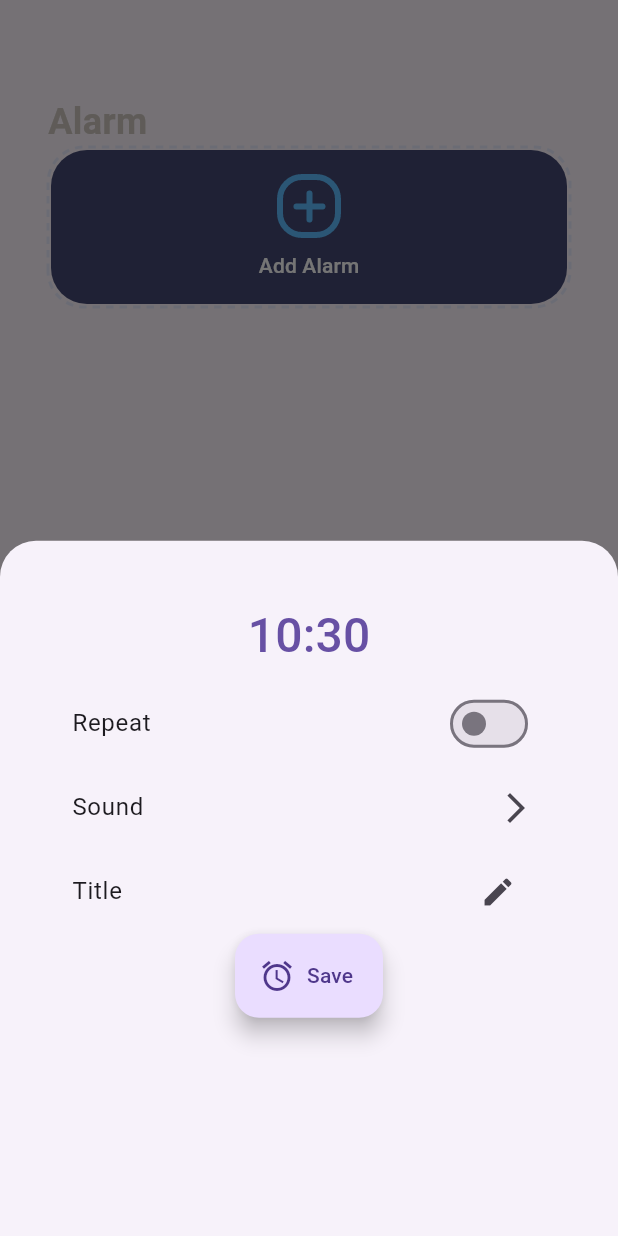
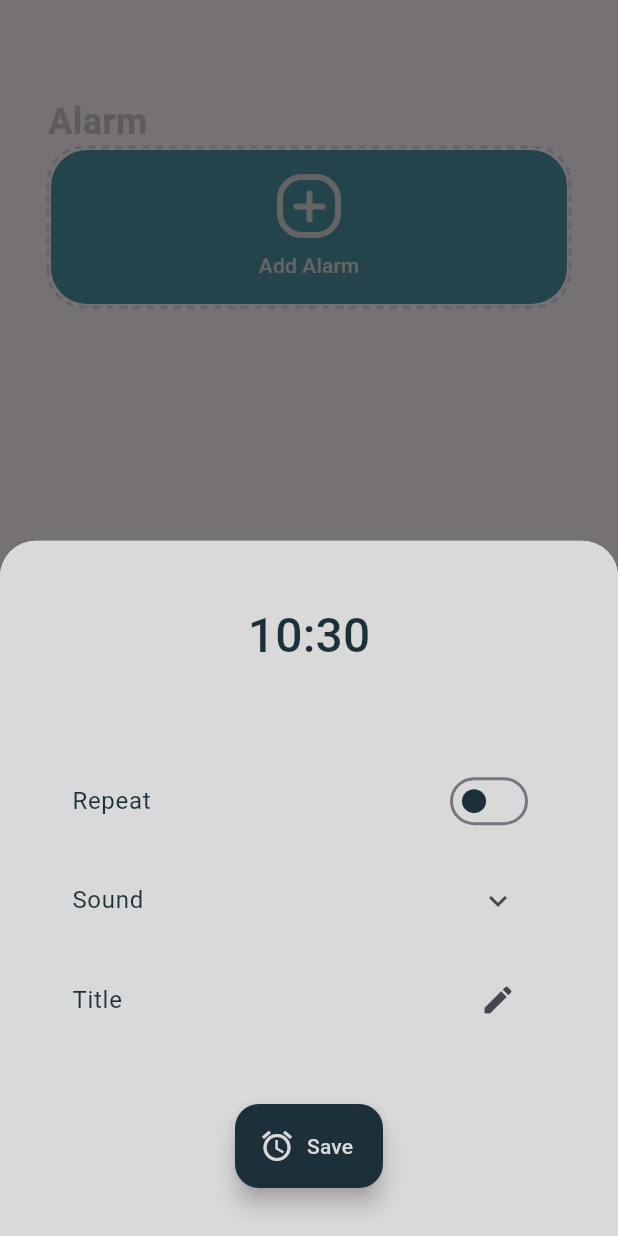
Before and after one commit to rasitesdmr/pokeme, a Flutter app: the AlarmScreen widget shown alone on an empty page, opened directly, after a tap on "Add Alarm", on a phone screen of 412 x 824 dp. Run offline on Flutter 3.47's test engine with Material 3 defaults, Android fonts, the phone set to English and light mode, and no system bars; drawn by our look-alikes of dotted_border; our stand-ins replace flutter_local_notifications, flutter_slidable, rxdart, sensors, sqflite; missing offline and left inert: android_alarm_manager_plus, android_intent, flutter_analog_clock; accounts and stored records are empty; Roboto replaces fonts that are missing (avenir).

Commit message:
Color palette updated, Screen designs and colors uptated

```diff
--- a/lib/screens/alarm_screens.dart
+++ b/lib/screens/alarm_screens.dart
@@ -69,6 +69,7 @@ class _AlarmScreenState extends State<AlarmScreen> {
         return StatefulBuilder(
           builder: (context, setModalState) {
             return Container(
+              color: AppColorPalette.alarmAddScreenBackgroundColor,
               padding: const EdgeInsets.all(32),
               child: Column(
                 children: [
@@ -106,12 +107,28 @@ class _AlarmScreenState extends State<AlarmScreen> {
                     },
                     child: Text(
                       _alarmTimeString,
-                      style: TextStyle(fontSize: 32),
+                      style: TextStyle(
+                        fontSize: 32,
+                        color: AppColorPalette.alaramAddScreenTextColor,
+                      ),
                     ),
                   ),
+                  Spacer(flex: 5),
                   ListTile(
-                    title: Text('Repeat'),
+                    title: Text(
+                      'Repeat',
+                      style: TextStyle(
+                          color: AppColorPalette.alaramAddScreenTextColor),
+                    ),
                     trailing: Switch(
+                      activeColor:
+                      AppColorPalette.alarmItemTextColor[0],
+                      activeTrackColor:
+                      AppColorPalette.alarmItemTextColor[1],
+                      inactiveThumbColor:
+                      AppColorPalette.alarmItemTextColor[1],
+                      inactiveTrackColor:
+                      AppColorPalette.alarmItemTextColor[0],
                       onChanged: (value) {
                         setModalState(() {
                           _alarmStatus = value == true ? 1 : 0;
@@ -120,13 +137,29 @@ class _AlarmScreenState extends State<AlarmScreen> {
                       value: _alarmStatus == 1 ? true : false,
                     ),
                   ),
+                  Spacer(),
                   ListTile(
-                    title: Text('Sound'),
-                    trailing: Icon(Icons.arrow_forward_ios),
+                    title: Text(
+                      'Sound',
+                      style: TextStyle(
+                        color: AppColorPalette.alaramAddScreenTextColor,
+                      ),
+                    ),
+                    trailing: IconButton(
+                      icon: Icon(Icons.keyboard_arrow_down),
+                      onPressed: () {
+                      },
+                    ),
                     onTap: () async {},
                   ),
+                  Spacer(),
                   ListTile(
-                    title: Text('Title'),
+                    title: Text(
+                      'Title',
+                      style: TextStyle(
+                        color: AppColorPalette.alaramAddScreenTextColor,
+                      ),
+                    ),
                     trailing: IconButton(
                       icon: Icon(Icons.edit),
                       onPressed: () {
@@ -135,7 +168,17 @@ class _AlarmScreenState extends State<AlarmScreen> {
                           context: context,
                           builder: (context) {
                             return AlertDialog(
-                              title: Text('Edit Title'),
+                              backgroundColor: AppColorPalette.alarmAddScreenBackgroundColor,
+                              title: Align(
+                                alignment: Alignment.center,
+                                child: Text(
+                                  'Edit Title',
+                                  style: TextStyle(
+                                    color: AppColorPalette
+                                        .alaramAddScreenTextColor,
+                                  ),
+                                ),
+                              ),
                               content: TextField(
                                 onChanged: (value) {
                                   _selectedTitle = value;
@@ -144,13 +187,22 @@ class _AlarmScreenState extends State<AlarmScreen> {
                                     TextEditingController(text: _selectedTitle),
                               ),
                               actions: <Widget>[
-                                TextButton(
-                                  child: Text('OK'),
-                                  onPressed: () {
-                                    Navigator.of(context).pop();
-                                    setModalState(() {});
-                                  },
-                                ),
+                                SizedBox(height: 10),
+                                Center(
+                                  child: TextButton(
+                                    child: Text(
+                                      'OK',
+                                      style: TextStyle(
+                                        color: AppColorPalette
+                                            .alaramAddScreenTextColor,
+                                      ),
+                                    ),
+                                    onPressed: () {
+                                      Navigator.of(context).pop();
+                                      setModalState(() {});
+                                    },
+                                  ),
+                                )
                               ],
                             );
                           },
@@ -158,12 +210,15 @@ class _AlarmScreenState extends State<AlarmScreen> {
                       },
                     ),
                   ),
+                  Spacer(flex: 4),
                   FloatingActionButton.extended(
                     onPressed: () {
                       onSaveAlarm(selectedAlarm);
                     },
                     icon: Icon(Icons.alarm),
                     label: Text(selectedAlarm == null ? 'Save' : 'Update'),
+                    backgroundColor: AppColorPalette.alaramAddScreenButtonColor,
+                    foregroundColor: AppColorPalette.alaramAddScreenButtonTextColor,
                   ),
                 ],
               ),
@@ -269,7 +324,8 @@ class _AlarmScreenState extends State<AlarmScreen> {
                               onPressed: (BuildContext context) =>
                                   deleteAlarm(alarm.id),
                               backgroundColor: Colors.transparent,
-                              foregroundColor: Colors.white,
+                              foregroundColor:
+                                  AppColorPalette.alarmDeleteButton,
                               icon: Icons.delete,
                               label: 'Delete',
                               flex: 2,
@@ -283,7 +339,7 @@ class _AlarmScreenState extends State<AlarmScreen> {
                           onTap: () =>
                               openAlarmBottomSheet(selectedAlarm: alarm),
                           child: Container(
-                            margin: const EdgeInsets.only(bottom: 16),
+                            margin: const EdgeInsets.only(bottom: 24),
                             padding: const EdgeInsets.symmetric(
                                 horizontal: 16, vertical: 8),
                             decoration: BoxDecoration(
@@ -313,7 +369,8 @@ class _AlarmScreenState extends State<AlarmScreen> {
                                     Text(
                                       alarmTime,
                                       style: TextStyle(
-                                          color: Colors.white,
+                                          color: AppColorPalette
+                                              .alarmItemTextColor[0],
                                           fontFamily: 'avenir',
                                           fontSize: 24,
                                           fontWeight: FontWeight.w700),
@@ -321,7 +378,8 @@ class _AlarmScreenState extends State<AlarmScreen> {
                                     Text(
                                       '${alarm.alarmDateTime?.day}',
                                       style: TextStyle(
-                                          color: Colors.white,
+                                          color: AppColorPalette
+                                              .alarmItemTextColor[0],
                                           fontFamily: 'avenir',
                                           fontSize: 24,
                                           fontWeight: FontWeight.w700),
@@ -336,14 +394,16 @@ class _AlarmScreenState extends State<AlarmScreen> {
                                       children: <Widget>[
                                         Icon(
                                           Icons.label,
-                                          color: Colors.white,
+                                          color: AppColorPalette
+                                              .alarmItemTextColor[0],
                                           size: 24,
                                         ),
                                         SizedBox(width: 8),
                                         Text(
                                           alarm.title!,
                                           style: TextStyle(
-                                              color: Colors.white,
+                                              color: AppColorPalette
+                                                  .alarmItemTextColor[0],
                                               fontFamily: 'avenir'),
                                         ),
                                       ],
@@ -351,7 +411,14 @@ class _AlarmScreenState extends State<AlarmScreen> {
                                     Switch(
                                       onChanged: (bool value) {},
                                       value: alarm.status == 1 ? true : false,
-                                      activeColor: Colors.white,
+                                      activeColor:
+                                          AppColorPalette.alarmItemTextColor[0],
+                                      activeTrackColor:
+                                          AppColorPalette.alarmItemTextColor[1],
+                                      inactiveThumbColor:
+                                          AppColorPalette.alarmItemTextColor[1],
+                                      inactiveTrackColor:
+                                          AppColorPalette.alarmItemTextColor[0],
                                     ),
                                   ],
                                 ),
@@ -363,14 +430,14 @@ class _AlarmScreenState extends State<AlarmScreen> {
                     }).followedBy([
                       DottedBorder(
                         strokeWidth: 2,
-                        color: AppColorPalette.clockOutline,
+                        color: AppColorPalette.alarmItemTextColor[0],
                         borderType: BorderType.RRect,
                         radius: Radius.circular(24),
                         dashPattern: [5, 4],
                         child: Container(
                           width: double.infinity,
                           decoration: BoxDecoration(
-                            color: AppColorPalette.clockBG,
+                            color: AppColorPalette.alarmAddBackgroundColor,
                             borderRadius: BorderRadius.all(Radius.circular(24)),
                           ),
                           child: MaterialButton(
@@ -381,13 +448,15 @@ class _AlarmScreenState extends State<AlarmScreen> {
                               children: <Widget>[
                                 Image.asset(
                                   'assets/add_alarm.png',
+                                  color: AppColorPalette.alarmItemTextColor[0],
                                   scale: 1.5,
                                 ),
                                 SizedBox(height: 8),
                                 Text(
                                   'Add Alarm',
                                   style: TextStyle(
-                                      color: Colors.white,
+                                      color:
+                                          AppColorPalette.alarmItemTextColor[0],
                                       fontFamily: 'avenir'),
                                 ),
                               ],
@@ -401,7 +470,8 @@ class _AlarmScreenState extends State<AlarmScreen> {
                 return Center(
                   child: Text(
                     'Loading..',
-                    style: TextStyle(color: Colors.white),
+                    style:
+                        TextStyle(color: AppColorPalette.alarmItemTextColor[0]),
                   ),
                 );
               },
--- a/lib/screens/todo_screen.dart
+++ b/lib/screens/todo_screen.dart
@@ -6,6 +6,7 @@ import 'package:pokeme/models/todo.dart';
 import 'package:pokeme/notifications/alarm_notification_manager.dart';
 import 'package:pokeme/screens/todo_details_screen.dart';
 import 'package:sensors/sensors.dart';
+import 'package:pokeme/styles/app_color_palette.dart';
 
 class TodoScreen extends StatefulWidget {
   const TodoScreen({super.key});
--- a/lib/styles/app_color_palette.dart
+++ b/lib/styles/app_color_palette.dart
@@ -19,44 +19,55 @@ class AppColorPalette {
 
   static Color stopWatchTourScreenColor = Color(0xFF4F95A5);
 
+  static List<Color> alarmItemBackgraoundColor = [Color(0xFF2E505F), Color(0xFF538F99), Color(0xFFa5a5a5)];
+  static List<Color> alarmItemTextColor = [Color(0xFFD9D9D9), Color(0xFF1C3039)];
+  static List<Color> alarmItemSwitchBackgroundColor = [Color(0xFFD9D9D9), Color(0xFF538F99)];
+  static List<Color> alarmItemSwitchButtonColor = [Color(0xFF538F99), Color(0xFF1C3039), Color(0xFFD9D9D9)];
+  static Color alarmAddBackgroundColor = Color(0xFF4F95A5);
+  static Color alarmBorderColor = Color(0xFF1C3039);
+  static Color alarmDeleteButton = Color(0xFF8e261e);
+
+  static Color alarmAddScreenBackgroundColor = Color(0xFFD9D9D9);
+  static Color alaramAddScreenTextColor = Color(0xFF1C3039);
+  static Color alaramAddScreenButtonColor = Color(0xFF1C3039);
+  static Color alaramAddScreenButtonTextColor = Color(0xFFD9D9D9);
+
+
 }
 
 class GradientColors {
   final List<Color> colors;
   GradientColors(this.colors);
 
-  static List<Color> sky = [Color(0xFF2D2F41), Color(0xFF5FC6FF)];
-  static List<Color> sunset = [Color(0xFF2D2F41), Color(0xFFFFB463)];
-  static List<Color> sea = [Color(0xFF2D2F41), Color(0xFF63FFD5)];
-  static List<Color> mango = [Color(0xFF2D2F41), Color(0xFFFFE130)];
-  static List<Color> fire = [Color(0xFF2D2F41), Color(0xFFFF8484)];
-  static List<Color> test = [Color(0xFF2D2F41), Color(0xFFFF8484)];
+  static List<Color> sky = [Color(0xFF2E505F), Color(0xFF2E505F)];
+  static List<Color> sunset = [Color(0xFF538F99), Color(0xFF538F99)];
+  static List<Color> sea = [Color(0xFFa5a5a5), Color(0xFFa5a5a5)];
 }
 
 class GradientTemplate {
   static List<GradientColors> gradientTemplate = [
     // Renk listesi düzenlenecek
-    GradientColors(GradientColors.test),
+    GradientColors(GradientColors.sky),
     GradientColors(GradientColors.sunset),
     GradientColors(GradientColors.sea),
-    GradientColors(GradientColors.mango),
-    GradientColors(GradientColors.fire),
-    GradientColors(GradientColors.fire),
-    GradientColors(GradientColors.fire),
-    GradientColors(GradientColors.fire),
-    GradientColors(GradientColors.fire),
-    GradientColors(GradientColors.fire),
-    GradientColors(GradientColors.fire),
-    GradientColors(GradientColors.fire),
-    GradientColors(GradientColors.fire),
-    GradientColors(GradientColors.fire),
-    GradientColors(GradientColors.fire),
-    GradientColors(GradientColors.fire),
-    GradientColors(GradientColors.fire),
-    GradientColors(GradientColors.fire),
-    GradientColors(GradientColors.fire),
-    GradientColors(GradientColors.fire),
-    GradientColors(GradientColors.fire),
-    GradientColors(GradientColors.fire),
+    GradientColors(GradientColors.sky),
+    GradientColors(GradientColors.sunset),
+    GradientColors(GradientColors.sea),
+    GradientColors(GradientColors.sky),
+    GradientColors(GradientColors.sunset),
+    GradientColors(GradientColors.sea),
+    GradientColors(GradientColors.sky),
+    GradientColors(GradientColors.sunset),
+    GradientColors(GradientColors.sea),
+    GradientColors(GradientColors.sky),
+    GradientColors(GradientColors.sunset),
+    GradientColors(GradientColors.sea),
+    GradientColors(GradientColors.sky),
+    GradientColors(GradientColors.sunset),
+    GradientColors(GradientColors.sea),
+    GradientColors(GradientColors.sky),
+    GradientColors(GradientColors.sunset),
+    GradientColors(GradientColors.sea),
+    GradientColors(GradientColors.sky),
   ];
 }
```
